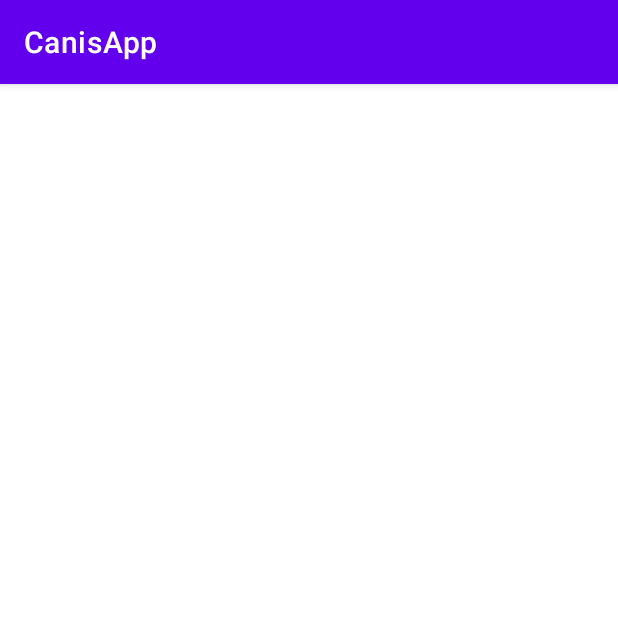
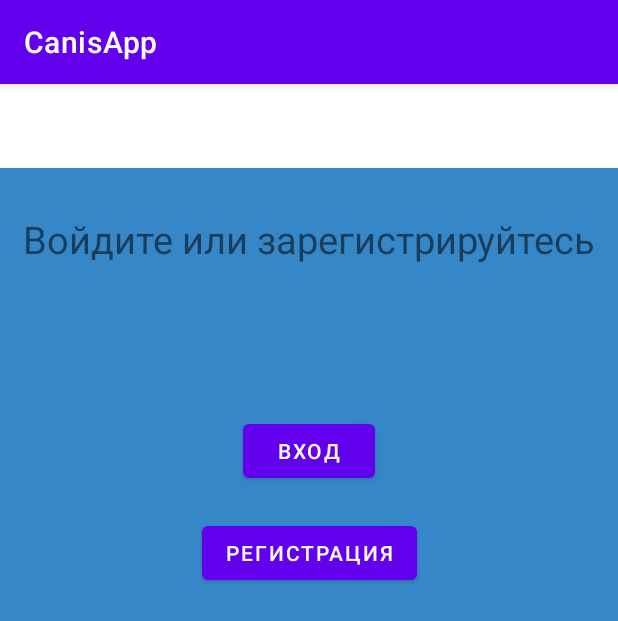
Before and after one commit to Arthur100024/CanisApp, an Android app: the EnterActivity screen opened directly, with no data from a screen before it, on a phone screen of 412 x 824 dp. Shown: the top 621 px of the screen. Run offline under Robolectric (Android 15) with nearby library versions, the phone set to English and light mode, and no system bars; 4 statements that could not run were skipped.

Commit message:
add EnterActivity

```diff
--- a/app/src/main/AndroidManifest.xml
+++ b/app/src/main/AndroidManifest.xml
@@ -14,10 +14,13 @@
         android:theme="@style/Theme.CanisApp"
         tools:targetApi="31">
         <activity
-            android:name=".EnterActivity"
+            android:name=".Activities.RegNameSurnameActivity"
             android:exported="false" />
         <activity
-            android:name=".MainActivity"
+            android:name=".Activities.EnterActivity"
+            android:exported="false" />
+        <activity
+            android:name=".Activities.MainActivity"
             android:exported="true">
             <intent-filter>
                 <action android:name="android.intent.action.MAIN" />
--- /dev/null
+++ b/app/src/main/java/com/karapetyanarthur/canisapp/Activities/EnterActivity.java
@@ -0,0 +1,46 @@
+package com.karapetyanarthur.canisapp.Activities;
+
+import androidx.appcompat.app.AppCompatActivity;
+
+import android.content.Intent;
+import android.os.Bundle;
+import android.view.View;
+import android.widget.Button;
+
+import com.karapetyanarthur.canisapp.R;
+
+public class EnterActivity extends AppCompatActivity {
+
+    Button log_in__btn;
+    Button registration_btn;
+
+    @Override
+    protected void onCreate(Bundle savedInstanceState) {
+        super.onCreate(savedInstanceState);
+        setContentView(R.layout.activity_enter);
+
+        log_in__btn.findViewById(R.id.log_in__btn);
+        registration_btn.findViewById(R.id.registration_btn);
+
+        log_in__btn.setOnClickListener(new View.OnClickListener() {
+            @Override
+            public void onClick(View view) {
+                changeActivity(".LogInActivity");
+            }
+        });
+
+        registration_btn.setOnClickListener(new View.OnClickListener() {
+            @Override
+            public void onClick(View view) {
+                changeActivity(".RegNameSurnameActivity");
+            }
+        });
+
+    }
+
+    public void changeActivity(String name_of_activity){
+        Intent changeMyActivity = new Intent(name_of_activity);
+        startActivity(changeMyActivity);
+    }
+
+}
--- a/app/src/main/java/com/karapetyanarthur/canisapp/MainActivity.java
+++ b/app/src/main/java/com/karapetyanarthur/canisapp/Activities/MainActivity.java
@@ -1,9 +1,11 @@
-package com.karapetyanarthur.canisapp;
+package com.karapetyanarthur.canisapp.Activities;
 
 import androidx.appcompat.app.AppCompatActivity;
 
 import android.content.Intent;
 import android.os.Bundle;
+
+import com.karapetyanarthur.canisapp.R;
 
 public class MainActivity extends AppCompatActivity {
 
--- a/app/src/main/java/com/karapetyanarthur/canisapp/EnterActivity.java
+++ /dev/null
@@ -1,16 +0,0 @@
-package com.karapetyanarthur.canisapp;
-
-import androidx.appcompat.app.AppCompatActivity;
-
-import android.os.Bundle;
-
-public class EnterActivity extends AppCompatActivity {
-
-    @Override
-    protected void onCreate(Bundle savedInstanceState) {
-        super.onCreate(savedInstanceState);
-        setContentView(R.layout.activity_enter);
-
-
-    }
-}
--- a/app/src/main/res/layout/activity_enter.xml
+++ b/app/src/main/res/layout/activity_enter.xml
@@ -1,16 +1,66 @@
 <?xml version="1.0" encoding="utf-8"?>
-<LinearLayout
+<androidx.constraintlayout.widget.ConstraintLayout
     xmlns:android="http://schemas.android.com/apk/res/android"
     xmlns:app="http://schemas.android.com/apk/res-auto"
     xmlns:tools="http://schemas.android.com/tools"
     android:layout_width="match_parent"
     android:layout_height="match_parent"
-    tools:context=".EnterActivity">
+    android:background="@color/activity_background_clr"
+    tools:context=".Activities.EnterActivity">
 
-    <FrameLayout
-        android:id="@+id/registration_frame"
+    <androidx.constraintlayout.widget.ConstraintLayout
+        android:id="@+id/profile_tool_bar"
         android:layout_width="match_parent"
-        android:layout_height="wrap_content" />
+        android:layout_height="56dp"
+        android:background="@color/white"
+        app:layout_constraintEnd_toEndOf="parent"
+        app:layout_constraintStart_toStartOf="parent"
+        app:layout_constraintTop_toTopOf="parent"
+        tools:context=".Activities.EnterActivity">
+
+        <!--<Button
+            android:id="@+id/back_btn"
+            android:layout_width="wrap_content"
+            android:layout_height="wrap_content"
+            android:layout_marginVertical="5dp"
+            android:layout_marginStart="10dp"
+            android:backgroundTint="@color/black"
+            android:text="Назад"
+            app:layout_constraintBottom_toBottomOf="parent"
+            app:layout_constraintStart_toStartOf="parent"
+            app:layout_constraintTop_toTopOf="parent" />-->
+    </androidx.constraintlayout.widget.ConstraintLayout>
 
 
-</LinearLayout>
+    <TextView
+        android:id="@+id/tv_hello"
+        android:layout_width="wrap_content"
+        android:layout_height="wrap_content"
+        android:layout_marginTop="30dp"
+        android:text="Войдите или зарегистрируйтесь"
+        android:textSize="25sp"
+        app:layout_constraintEnd_toEndOf="parent"
+        app:layout_constraintStart_toStartOf="parent"
+        app:layout_constraintTop_toBottomOf="@id/profile_tool_bar" />
+
+    <Button
+        android:id="@+id/log_in__btn"
+        android:layout_width="wrap_content"
+        android:layout_height="wrap_content"
+        android:layout_marginTop="100dp"
+        android:text="Вход"
+        app:layout_constraintEnd_toEndOf="parent"
+        app:layout_constraintStart_toStartOf="parent"
+        app:layout_constraintTop_toBottomOf="@+id/tv_hello" />
+    <Button
+        android:id="@+id/registration_btn"
+        android:layout_width="wrap_content"
+        android:layout_height="wrap_content"
+        android:layout_marginTop="20dp"
+        android:text="Регистрация"
+        app:layout_constraintEnd_toEndOf="parent"
+        app:layout_constraintStart_toStartOf="parent"
+        app:layout_constraintTop_toBottomOf="@+id/log_in__btn" />
+
+
+</androidx.constraintlayout.widget.ConstraintLayout>
--- a/app/src/main/res/layout/activity_main.xml
+++ b/app/src/main/res/layout/activity_main.xml
@@ -6,7 +6,8 @@
     android:layout_width="match_parent"
     android:layout_height="match_parent"
     android:orientation="vertical"
-    tools:context=".MainActivity">
+    android:background="@color/activity_background_clr"
+    tools:context=".Activities.MainActivity">
 
 
     <TextView
--- a/app/src/main/res/values/colors.xml
+++ b/app/src/main/res/values/colors.xml
@@ -7,4 +7,5 @@
     <color name="teal_700">#FF018786</color>
     <color name="black">#FF000000</color>
     <color name="white">#FFFFFFFF</color>
+    <color name="activity_background_clr">#3687C8</color>
 </resources>
```
